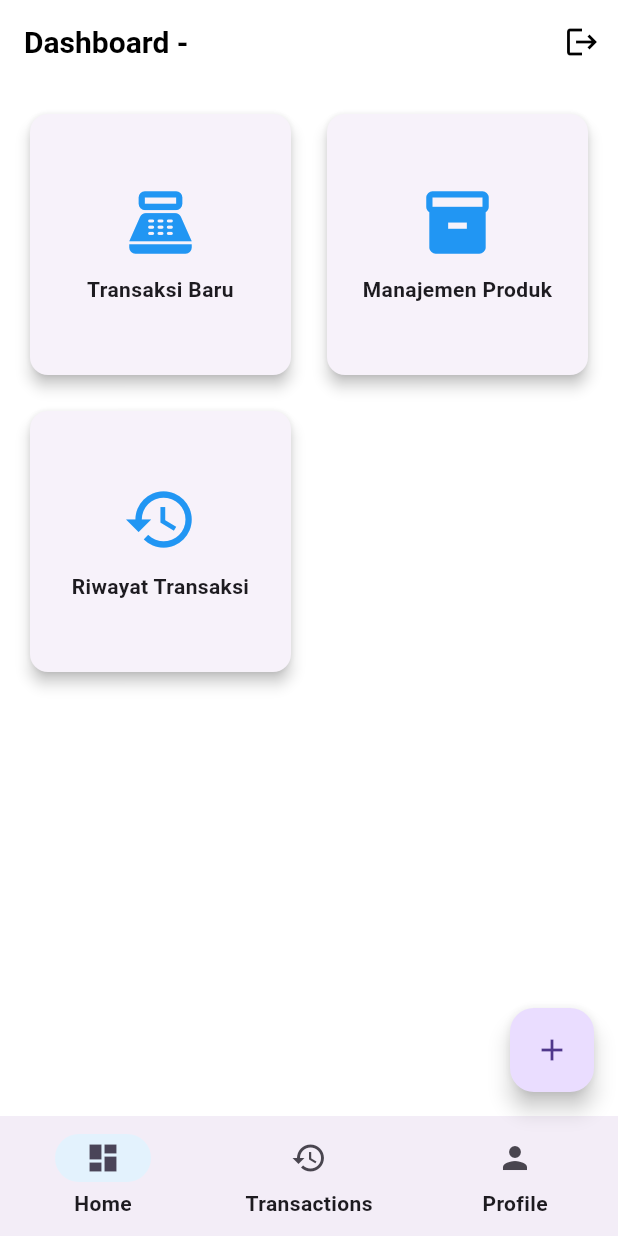
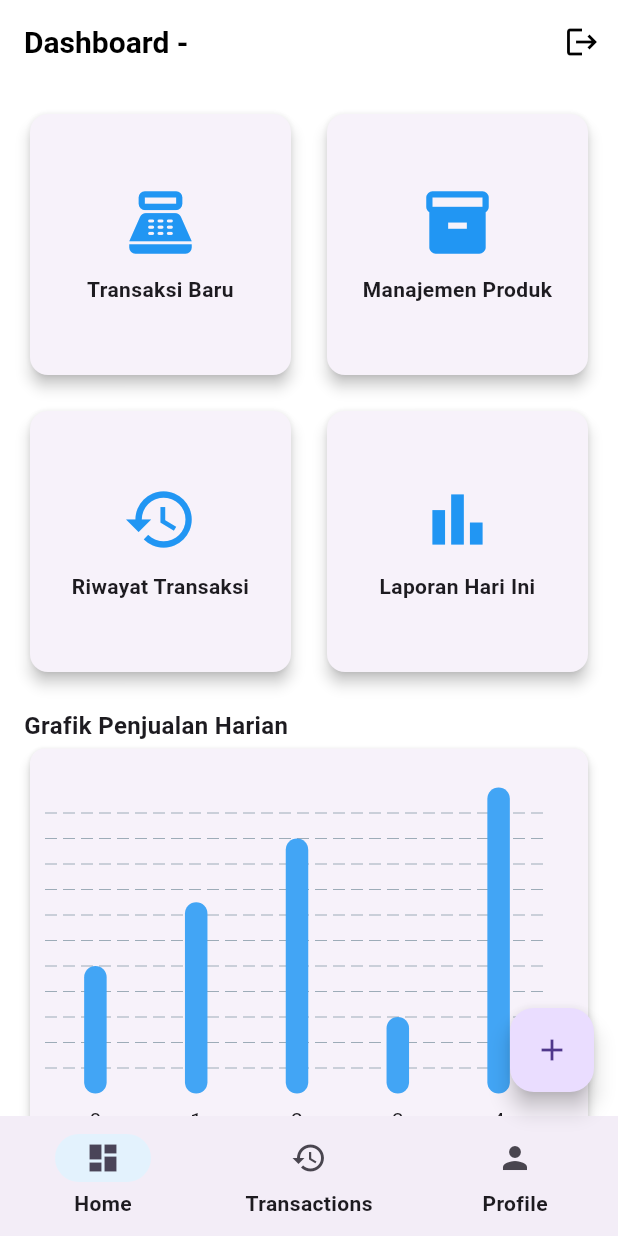
Before and after one commit to JBI-TRPL/UTS_praktikum-2b-ramadnazwa759-source, a Flutter app: the HomeScreen screen opened directly with empty values, on a phone screen of 412 x 824 dp. Run offline on Flutter 3.47's test engine with Material 3 defaults, Android fonts, the phone set to English and light mode, and no system bars; drawn by our look-alikes of fl_chart; our stand-ins replace permission_handler, screenshot, sqflite; accounts and stored records are empty.

Commit message:
implementasi fitur utama

```diff
--- a/lib/screens/home/home_screen.dart
+++ b/lib/screens/home/home_screen.dart
@@ -5,6 +5,8 @@ import 'package:pos_app/screens/pos/pos_screen.dart';
 import 'package:pos_app/screens/product/product_management_screen.dart';
 import 'package:pos_app/screens/transaction/transaction_history_screen.dart';
 import 'package:pos_app/screens/profile/profile_screen.dart';
+import 'package:pos_app/screens/laporan/laporan_screen.dart';
+import 'package:pos_app/screens/laporan/grafik_penjualan.dart';
 
 class HomeScreen extends StatefulWidget {
   final User user;
@@ -30,8 +32,6 @@ class _HomeScreenState extends State<HomeScreen> {
 
   @override
   Widget build(BuildContext context) {
-    // currentUser initialized in initState
-
     final List<Widget> pages = [
       _dashboard(context),
       const TransactionHistoryScreen(),
@@ -67,6 +67,14 @@ class _HomeScreenState extends State<HomeScreen> {
   }
 
   Widget _dashboard(BuildContext context) {
+    final dailyRevenueMaps = [
+      {'daily_revenue': 50000},
+      {'daily_revenue': 75000},
+      {'daily_revenue': 100000},
+      {'daily_revenue': 30000},
+      {'daily_revenue': 120000},
+    ];
+
     return Scaffold(
       appBar: AppBar(
         title: Text('Dashboard - ${_currentUser.fullname}'),
@@ -82,19 +90,27 @@ class _HomeScreenState extends State<HomeScreen> {
           ),
         ],
       ),
-      body: GridView.count(
+
+      body: SingleChildScrollView(
+        padding: const EdgeInsets.all(16.0),
+        child: Column(
+          children: [
+            GridView.count(
               crossAxisCount: 2,
-        padding: const EdgeInsets.all(16.0),
               crossAxisSpacing: 16.0,
               mainAxisSpacing: 16.0,
+              shrinkWrap: true,
+              physics: const NeverScrollableScrollPhysics(),
               children: [
                 _buildDashboardCard(
                   context,
                   icon: Icons.point_of_sale,
                   label: 'Transaksi Baru',
                   onTap: () {
-              Navigator.push(context,
-                  MaterialPageRoute(builder: (context) => const PosScreen()));
+                    Navigator.push(
+                      context,
+                      MaterialPageRoute(builder: (context) => const PosScreen()),
+                    );
                   },
                 ),
                 _buildDashboardCard(
@@ -105,7 +121,9 @@ class _HomeScreenState extends State<HomeScreen> {
                     Navigator.push(
                       context,
                       MaterialPageRoute(
-                      builder: (context) => const ProductManagementScreen()));
+                        builder: (context) => const ProductManagementScreen(),
+                      ),
+                    );
                   },
                 ),
                 _buildDashboardCard(
@@ -116,7 +134,42 @@ class _HomeScreenState extends State<HomeScreen> {
                     setState(() => _selectedIndex = 1);
                   },
                 ),
+                _buildDashboardCard(
+                  context,
+                  icon: Icons.bar_chart,
+                  label: 'Laporan Hari Ini',
+                  onTap: () {
+                    Navigator.push(
+                      context,
+                      MaterialPageRoute(builder: (_) => const LaporanScreen()),
+                    );
+                  },
+                ),
               ],
+            ),
+
+            const SizedBox(height: 20),
+            Align(
+              alignment: Alignment.centerLeft,
+              child: Text(
+                "Grafik Penjualan Harian",
+                style: TextStyle(fontSize: 16, fontWeight: FontWeight.w600),
+              ),
+            ),
+            Card(
+              elevation: 3,
+              shape: RoundedRectangleBorder(
+                borderRadius: BorderRadius.circular(10),
+              ),
+              child: Padding(
+                padding: const EdgeInsets.all(10),
+                child: DailySalesChart(dailyRevenueMaps: dailyRevenueMaps),
+              ),
+            ),
+
+            const SizedBox(height: 12),
+          ],
+        ),
       ),
     );
   }
@@ -148,9 +201,11 @@ class _HomeScreenState extends State<HomeScreen> {
           children: [
             Icon(icon, size: 50, color: Colors.blue),
             const SizedBox(height: 10),
-            Text(label,
+            Text(
+              label,
               textAlign: TextAlign.center,
-                style: const TextStyle(fontWeight: FontWeight.bold)),
+              style: const TextStyle(fontWeight: FontWeight.bold),
+            ),
           ],
         ),
       ),
--- /dev/null
+++ b/lib/screens/laporan/grafik_penjualan.dart
@@ -0,0 +1,72 @@
+import 'package:flutter/material.dart';
+import 'package:fl_chart/fl_chart.dart';
+
+class DailySalesChart extends StatelessWidget {
+  final List<Map<String, dynamic>> dailyRevenueMaps;
+
+  const DailySalesChart({
+    super.key,
+    required this.dailyRevenueMaps,
+  });
+
+  List<BarChartGroupData> _getBarGroups() {
+    final List<BarChartGroupData> barGroups = [];
+
+    for (int i = 0; i < dailyRevenueMaps.length; i++) {
+      final map = dailyRevenueMaps[i];
+      final sales = (map['daily_revenue'] as num).toDouble();
+
+      barGroups.add(
+        BarChartGroupData(
+          x: i,
+          barRods: [
+            BarChartRodData(
+              toY: sales,
+              color: Colors.blue.shade400,
+              width: 15,
+            ),
+          ],
+        ),
+      );
+    }
+    return barGroups;
+  }
+
+  @override
+  Widget build(BuildContext context) {
+    if (dailyRevenueMaps.isEmpty) {
+      return const Center(child: Text("Tidak ada data penjualan untuk digambarkan."));
+    }
+
+    return SizedBox(
+      height: 250,
+      child: Padding(
+        padding: const EdgeInsets.only(top: 16.0, right: 16.0),
+        child: BarChart(
+          BarChartData(
+            // Data Grafik
+            barGroups: _getBarGroups(),
+            alignment: BarChartAlignment.spaceAround,
+
+            titlesData: const FlTitlesData(
+              show: true,
+              rightTitles: AxisTitles(sideTitles: SideTitles(showTitles: false)),
+              topTitles: AxisTitles(sideTitles: SideTitles(showTitles: false)),
+              leftTitles: AxisTitles(sideTitles: SideTitles(showTitles: false)),
+              bottomTitles: AxisTitles(
+                sideTitles: SideTitles(showTitles: true, reservedSize: 30)
+              ),
+            ),
+
+
+            gridData: const FlGridData(show: true, drawVerticalLine: false, horizontalInterval: 10000), // Tampilkan garis horizontal saja
+            borderData: FlBorderData(show: false),
+
+
+            barTouchData: BarTouchData(enabled: false),
+          ),
+        ),
+      ),
+    );
+  }
+}
```
Also changed, not shown: lib/screens/laporan/laporan_screen.dart (added, +79 -0 lines), lib/screens/profile/profile_screen.dart (+22 -9 lines). Lines whose indentation alone changed are shown as unchanged.
